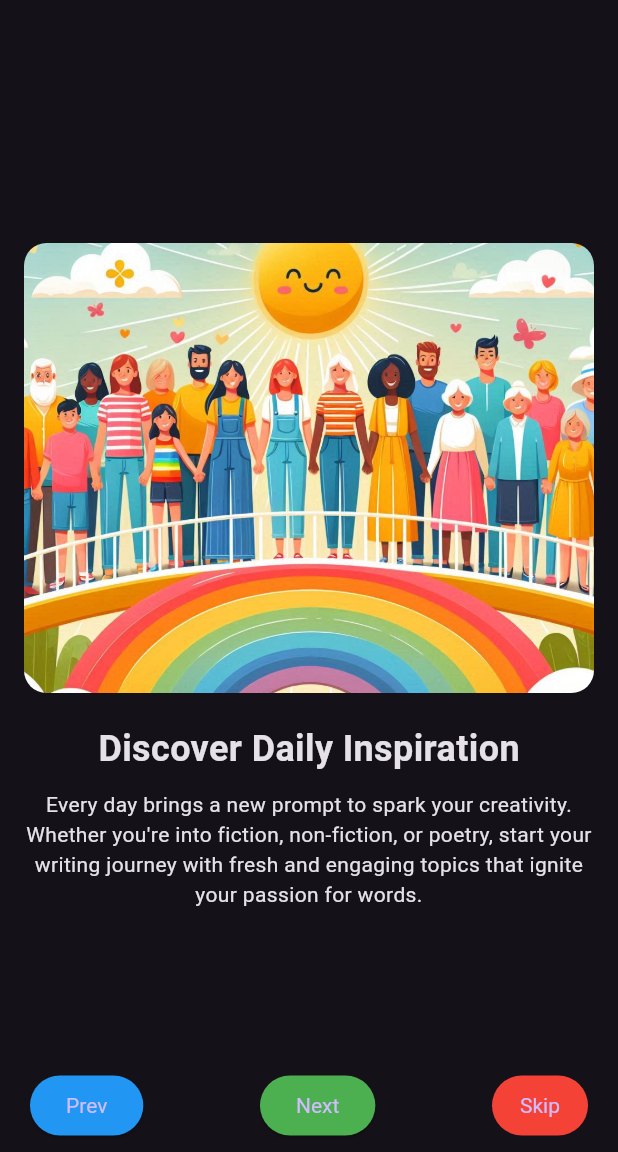
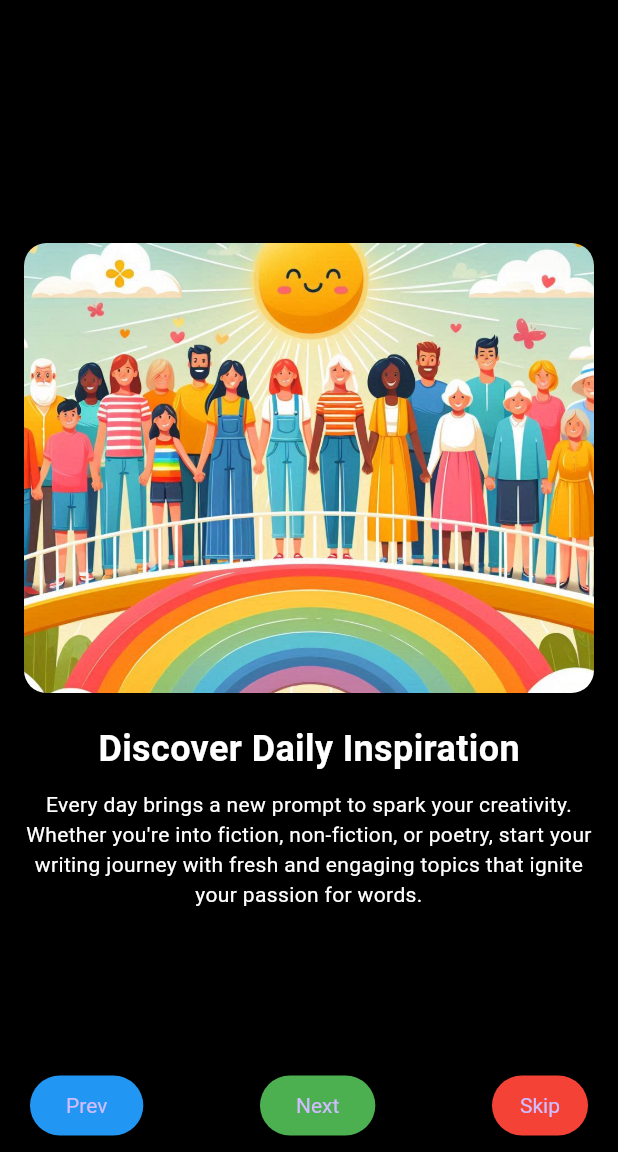
Before and after one commit to AruArshad/ink_wander, a Flutter app: the screen it shows after launch, after a tap on "Next", on a phone screen of 412 x 824 dp, the part 84-1236 px from its top. Run offline on Flutter 3.47's test engine with Material 3 defaults, Android fonts, the phone set to English and light mode, and no system bars; our stand-ins replace firebase_auth, firebase_core, google_sign_in, shared_preferences; accounts and stored records are empty.

Commit message:
onboarding will only show once

```diff
--- a/lib/main.dart
+++ b/lib/main.dart
@@ -1,21 +1,41 @@
 import 'package:flutter/material.dart';
-import 'package:ink_wander/widgets/app_bar.dart';
+import 'package:shared_preferences/shared_preferences.dart';
 import 'screens/onboarding_screen.dart';
 import 'package:ink_wander/screens/login.dart';
 
-void main() {
-  runApp(const MainApp());
+void main() async{
+  WidgetsFlutterBinding.ensureInitialized(); // Wait for preferences to initialize
+  final prefs = await SharedPreferences.getInstance(); // Get SharedPreferences instance
+  final isFirstLaunch = prefs.getBool('isFirstLaunch') ?? true; // Check for key or set default
+
+  runApp(MainApp(isFirstLaunch: isFirstLaunch)); // Pass isFirstLaunch to MyApp
 }
 
 class MainApp extends StatefulWidget {
-  const MainApp({super.key});
+  final bool isFirstLaunch;
+
+  const MainApp({super.key, required this.isFirstLaunch});
 
   @override
   State<MainApp> createState() => _MainAppState();
 }
 
 class _MainAppState extends State<MainApp> {
-  bool _isDarkMode = true;
+  final bool _isDarkMode = true;
+  late final SharedPreferences prefs;
+
+  @override
+  void initState() {
+    super.initState();
+    // Initialize prefs within initState using await
+    SharedPreferences.getInstance().then((value) async {
+      prefs = value;
+      // Update isFirstLaunch only after prefs is initialized
+      if (widget.isFirstLaunch) {
+        await prefs.setBool('isFirstLaunch', false);
+      }
+    });
+  }
 
   @override
   Widget build(BuildContext context) {
@@ -23,20 +43,7 @@ class _MainAppState extends State<MainApp> {
       title: 'Ink Wander',
       debugShowCheckedModeBanner: false,
       theme: _isDarkMode ? ThemeData.dark() : ThemeData.light(),
-      home: Scaffold(
-        appBar: PreferredSize(
-          preferredSize: const Size.fromHeight(kToolbarHeight), // Adjust height if needed
-          child: MyAppBar(
-            isDarkMode: _isDarkMode,
-            onToggleDarkMode: () {
-              setState(() {
-                _isDarkMode = !_isDarkMode;
-              });
-            },
-          ),
-        ),
-        body: const OnboardingScreen(),
-      ),
+      home: widget.isFirstLaunch ? const OnboardingScreen() : const Login(),
       routes: {
         '/login': (context) => const Login(),
       },
--- a/lib/screens/user_info_screen.dart
+++ b/lib/screens/home_page.dart
@@ -3,16 +3,14 @@ import 'package:flutter/material.dart';
 import 'package:ink_wander/res/custom_colors.dart';
 import 'package:ink_wander/widgets/user_info_popup.dart';
 
-class UserInfoScreen extends StatefulWidget {
-  const UserInfoScreen({super.key, required User user});
+class HomePage extends StatefulWidget {
+  const HomePage({super.key, required User user});
 
   @override
-  UserInfoScreenState createState() => UserInfoScreenState();
+  HomePageState createState() => HomePageState();
 }
 
-class UserInfoScreenState extends State<UserInfoScreen> {
-  // late User _user;
-  // bool _isSigningOut = false;
+class HomePageState extends State<HomePage> {
   bool _isDarkMode = true;
 
   void _showUserInfoPopup() {
--- a/lib/screens/onboarding_screen.dart
+++ b/lib/screens/onboarding_screen.dart
@@ -1,5 +1,7 @@
 import 'dart:async';
 import 'package:flutter/material.dart';
+import 'package:ink_wander/widgets/app_bar.dart';
+import 'package:shared_preferences/shared_preferences.dart';
 
 class OnBoard {
   final String image;
@@ -25,6 +27,7 @@ class _OnboardingScreenState extends State<OnboardingScreen> {
   late PageController _pageController;
   int _pageIndex = 0;
   Timer? _timer;
+  bool _isDarkMode = true;
 
   final List<OnBoard> demoData = [
     OnBoard(
@@ -87,6 +90,18 @@ class _OnboardingScreenState extends State<OnboardingScreen> {
 @override
 Widget build(BuildContext context) {
   return Scaffold(
+    backgroundColor: _isDarkMode ? Colors.black : Colors.white,
+    appBar: PreferredSize(
+          preferredSize: const Size.fromHeight(kToolbarHeight), // Adjust height if needed
+          child: MyAppBar(
+            isDarkMode: _isDarkMode,
+            onToggleDarkMode: () {
+              setState(() {
+                _isDarkMode = !_isDarkMode;
+              });
+            },
+          ),
+    ),
     body: Stack(
       children: [
         PageView.builder(
@@ -115,7 +130,8 @@ Widget build(BuildContext context) {
                   const SizedBox(height: 20),
                   Text(
                     demoData[index].title,
-                    style: const TextStyle(
+                    style: TextStyle(
+                      color: _isDarkMode ? Colors.white : Colors.black,
                       fontSize: 24,
                       fontWeight: FontWeight.bold,
                     ),
@@ -124,6 +140,10 @@ Widget build(BuildContext context) {
                   Text(
                     demoData[index].description,
                     textAlign: TextAlign.center,
+                    style: TextStyle(
+                      color: _isDarkMode ? Colors.white : Colors.black,
+                      fontSize: 14,
+                    ),
                   ),
                 ],
               ),
@@ -154,6 +174,7 @@ Widget build(BuildContext context) {
               ElevatedButton(
                 onPressed: () {
                   if (_pageIndex == demoData.length - 1) {
+                    SharedPreferences.getInstance().then((prefs) => prefs.setBool('isFirstLaunch', false));
                     _goToSignIn();
                   } else {
                     _pageController.nextPage(
--- a/lib/utils/authentication.dart
+++ b/lib/utils/authentication.dart
@@ -5,7 +5,7 @@ import 'package:firebase_core/firebase_core.dart';
 import 'package:flutter/foundation.dart';
 import 'package:flutter/material.dart';
 import 'package:google_sign_in/google_sign_in.dart';
-import 'package:ink_wander/screens/user_info_screen.dart';
+import 'package:ink_wander/screens/home_page.dart';
 
 class Authentication {
 
@@ -29,7 +29,7 @@ class Authentication {
     if (user != null) {
       Navigator.of(context).pushReplacement(
         MaterialPageRoute(
-          builder: (context) => UserInfoScreen(
+          builder: (context) => HomePage(
             user: user,
           ),
         ),
--- a/lib/widgets/google_sign_in_button.dart
+++ b/lib/widgets/google_sign_in_button.dart
@@ -1,7 +1,7 @@
 import 'package:firebase_auth/firebase_auth.dart';
 import 'package:flutter/material.dart';
 import 'package:ink_wander/utils/authentication.dart';
-import 'package:ink_wander/screens/user_info_screen.dart';
+import 'package:ink_wander/screens/home_page.dart';
 
 class GoogleSignInButton extends StatefulWidget {
   const GoogleSignInButton({super.key});
@@ -46,7 +46,7 @@ class GoogleSignInButtonState extends State<GoogleSignInButton> {
                   // ignore: use_build_context_synchronously
                   Navigator.of(context).pushReplacement(
                     MaterialPageRoute(
-                      builder: (context) => UserInfoScreen(
+                      builder: (context) => HomePage(
                         user: user,
                       ),
                     ),
```
